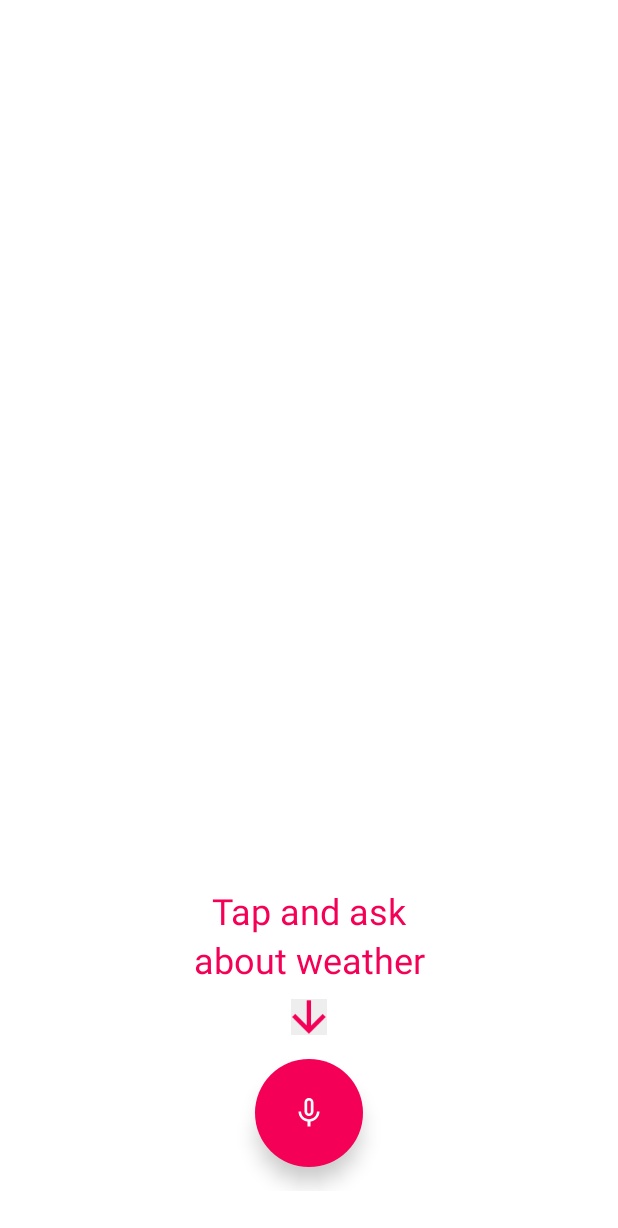
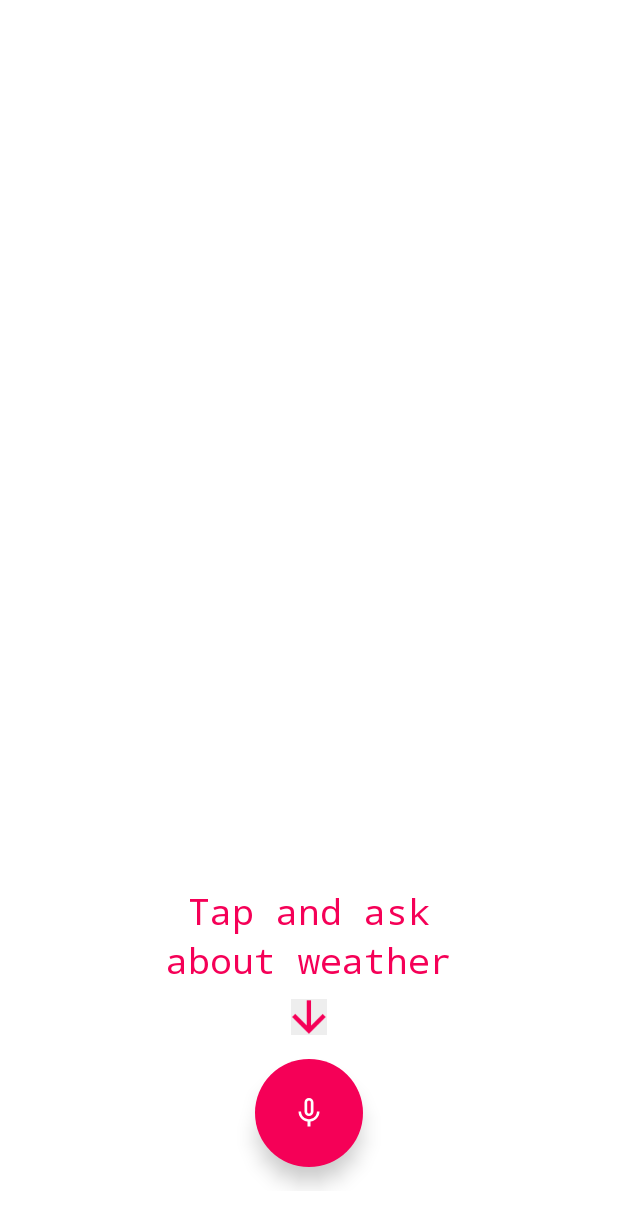
Before and after one commit to Tiger66639/VoiceAssistantAlice, an Android app: the screen it shows after launch (MainActivity), on a phone screen of 412 x 824 dp. Shown: the top 1228 px of the screen. Run offline under Robolectric (Android 15) with nearby library versions, the phone set to English and light mode, and no system bars.

Commit message:
last changes

```diff
--- a/app/src/main/java/com/eleks/voiceassistant/voiceassistantpoc/activity/MainActivity.java
+++ b/app/src/main/java/com/eleks/voiceassistant/voiceassistantpoc/activity/MainActivity.java
@@ -17,16 +17,19 @@ import android.os.Handler;
 import android.support.v7.app.AlertDialog;
 import android.text.TextUtils;
 import android.view.View;
+import android.widget.ListView;
 import android.widget.Toast;
 
 import com.eleks.voiceassistant.voiceassistantpoc.R;
 import com.eleks.voiceassistant.voiceassistantpoc.VoiceAssistantApp;
+import com.eleks.voiceassistant.voiceassistantpoc.adapter.MessagesArrayAdapter;
 import com.eleks.voiceassistant.voiceassistantpoc.controller.LocationController;
 import com.eleks.voiceassistant.voiceassistantpoc.controls.FloatingActionButton;
 import com.eleks.voiceassistant.voiceassistantpoc.controls.FloatingActionButtonFragment;
 import com.eleks.voiceassistant.voiceassistantpoc.controls.FloatingActionButtonStates;
 import com.eleks.voiceassistant.voiceassistantpoc.mining.WeatherCommandParser;
 import com.eleks.voiceassistant.voiceassistantpoc.model.ApplicationState;
+import com.eleks.voiceassistant.voiceassistantpoc.model.MessageHolder;
 import com.eleks.voiceassistant.voiceassistantpoc.model.ResponseModel;
 import com.eleks.voiceassistant.voiceassistantpoc.nuance.NuanceAppInfo;
 import com.eleks.voiceassistant.voiceassistantpoc.nuance.RecognizerState;
@@ -41,6 +44,7 @@ import com.nuance.nmdp.speechkit.SpeechKit;
 import com.nuance.nmdp.speechkit.Vocalizer;
 
 import java.text.DateFormat;
+import java.util.ArrayList;
 
 
 public class MainActivity extends Activity {
@@ -68,6 +72,10 @@ public class MainActivity extends Activity {
     private RecognizerState mRecognizerState;
     private ApplicationState mApplicationState = ApplicationState.WAIT_USER_ACTION;
     private View mMainView;
+    private ListView mListView;
+    private ArrayList<MessageHolder> mMessages;
+    private View mListContainer;
+    private MessagesArrayAdapter mMessageAdapter;
 
     public MainActivity() {
         super();
@@ -76,6 +84,23 @@ public class MainActivity extends Activity {
 
     static SpeechKit getSpeechKit() {
         return sSpeechKit;
+    }
+
+    private void addMessage(String message) {
+        if (mMessages == null) {
+            mMessages = new ArrayList<>();
+        }
+        mMessages.add(new MessageHolder(message));
+    }
+
+    private void refreshMessageList() {
+        if (mMessageAdapter != null) {
+            if (mMessages != null) {
+                mMessageAdapter.setMessages(mMessages.toArray(new MessageHolder[mMessages.size()]));
+            } else {
+                mMessageAdapter.setMessages(null);
+            }
+        }
     }
 
     private void speechText(String text) {
@@ -137,7 +162,9 @@ public class MainActivity extends Activity {
                 String suggestion = error.getSuggestion();
 
                 if (suggestion == null) suggestion = "";
-                //mSpeechResult.setText(detail + "\n" + suggestion);
+                changeRecognizerState();
+                addMessage(detail + "\n" + suggestion);
+                refreshMessageList();
                 // for debugging purpose: printing out the speechkit session id
                 android.util.Log.d("Nuance SampleVoiceApp", "Recognizer.Listener.onError: session id ["
                         + getSpeechKit().getSessionId() + "]");
@@ -154,7 +181,9 @@ public class MainActivity extends Activity {
                     resultStr += "[" + results.getResult(i).getScore() + "] " +
                             results.getResult(i).getText() + "\n";
                 }
-                //mSpeechResult.setText(resultStr);
+                changeRecognizerState();
+                addMessage(resultStr);
+                refreshMessageList();
                 new RecognizeTextToCommandTask().execute(results);
                 // for debugging purpose: printing out the speechkit session id
                 android.util.Log.d("Nuance SampleVoiceApp", "Recognizer.Listener.onResults: session id ["
@@ -188,6 +217,10 @@ public class MainActivity extends Activity {
         mVocalizer = sSpeechKit
                 .createVocalizerWithLanguage("en_US", vocalizerListener, new Handler());
         mVocalizer.setVoice("Samantha");
+        mListView = (ListView) findViewById(R.id.messages_list);
+        mListContainer = findViewById(R.id.messages_container);
+        mMessageAdapter = new MessagesArrayAdapter(MainActivity.this, null);
+        mListView.setAdapter(mMessageAdapter);
     }
 
     private void addFloatingActionButtonFragment() {
@@ -214,6 +247,13 @@ public class MainActivity extends Activity {
             case WAIT_USER_ACTION:
                 mApplicationState = ApplicationState.RECOGNIZE_VOICE;
                 startRecognizer();
+                mMessageAdapter.setMessages(null);
+                break;
+            case RECOGNIZE_VOICE:
+
+                mListContainer.setVisibility(View.VISIBLE);
+                mListView.setVisibility(View.VISIBLE);
+                break;
         }
     }
 
--- a/app/src/main/res/layout/activity_main.xml
+++ b/app/src/main/res/layout/activity_main.xml
@@ -7,7 +7,7 @@
     tools:context=".MainActivity">
 
     <RelativeLayout
-        android:id="@+id/list_container"
+        android:id="@+id/messages_container"
         android:layout_width="match_parent"
         android:layout_height="match_parent"
         android:layout_alignBottom="@+id/fab_fragment"
@@ -15,7 +15,7 @@
         android:visibility="gone">
 
         <ListView
-            android:id="@+id/application_list"
+            android:id="@+id/messages_list"
             android:layout_width="match_parent"
             android:layout_height="match_parent" />
     </RelativeLayout>
@@ -34,7 +34,8 @@
             android:gravity="center"
             android:text="@string/welcome_text1"
             android:textColor="@color/welcome_text_color"
-            android:textSize="24sp" />
+            android:textSize="24sp"
+            android:typeface="monospace" />
 
         <TextView
             android:id="@+id/welcome_text2"
@@ -46,7 +47,8 @@
             android:gravity="center"
             android:text="@string/welcome_text2"
             android:textColor="@color/welcome_text_color"
-            android:textSize="24sp" />
+            android:textSize="24sp"
+            android:typeface="monospace" />
 
         <ImageView
             android:id="@+id/arrow_down"
```
Also changed, not shown: app/src/main/java/com/eleks/voiceassistant/voiceassistantpoc/model/MessageHolder.java (+9 -0 lines).
